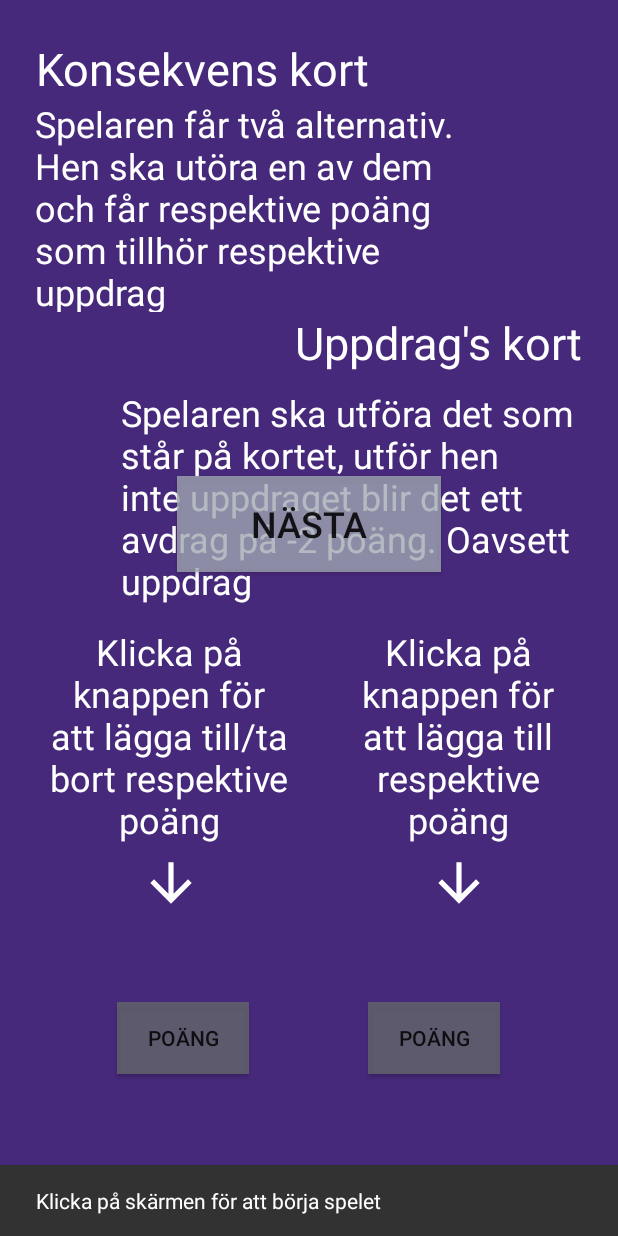
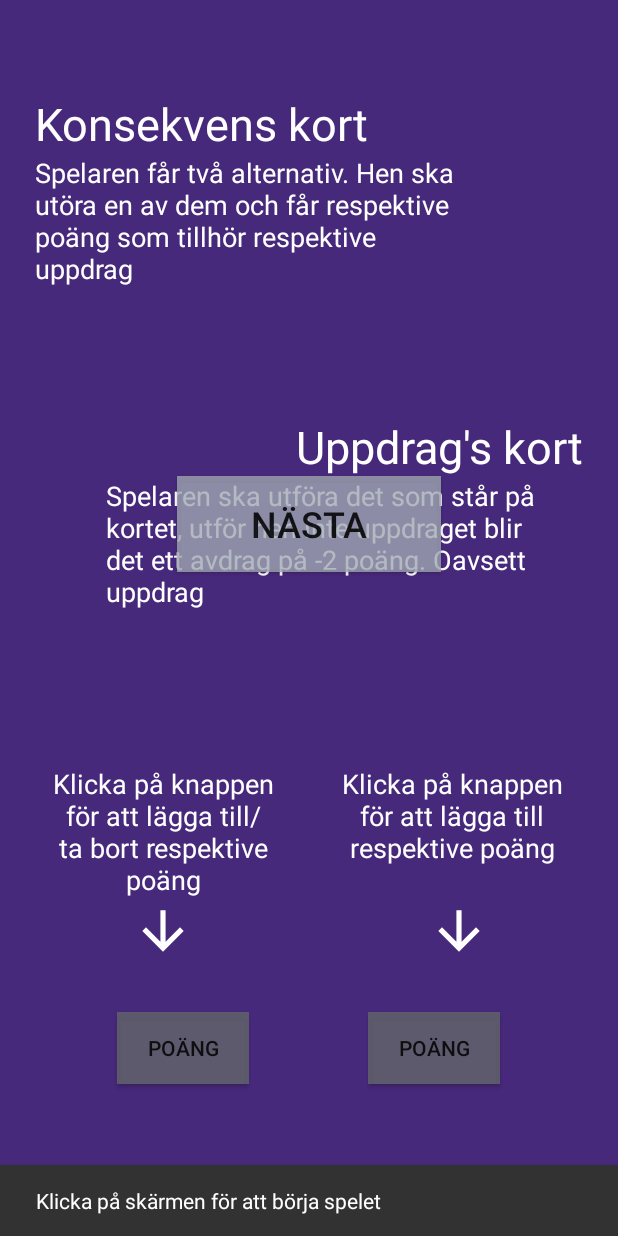
Before and after one commit to Xloopez/Kalabalik, an Android app: the fragment GameFragment placed in its activity, on a phone screen of 412 x 824 dp. Run offline under Robolectric (Android 15) with nearby library versions, the phone set to English and light mode, and no system bars; 1 statement that could not run was skipped.

```diff
--- a/app/src/main/res/layout/fragment_game.xml
+++ b/app/src/main/res/layout/fragment_game.xml
@@ -11,12 +11,12 @@
 
     <TextView
         android:id="@+id/playerNameTurn"
-        android:layout_width="match_parent"
-        android:layout_height="33dp"
+        android:layout_width="412dp"
+        android:layout_height="54dp"
         android:layout_marginTop="100dp"
         android:text="text"
         android:textAlignment="center"
-        android:textSize="24sp"
+        android:textSize="36sp"
         app:layout_constraintEnd_toEndOf="parent"
         app:layout_constraintStart_toStartOf="parent"
         app:layout_constraintTop_toTopOf="parent" />
@@ -29,7 +29,6 @@
         android:gravity="center"
         android:textAlignment="center"
         android:textSize="20sp"
-        android:textStyle="bold"
         app:layout_constraintBottom_toBottomOf="parent"
         app:layout_constraintEnd_toEndOf="parent"
         app:layout_constraintStart_toStartOf="parent"
@@ -44,8 +43,7 @@
         android:background="@color/colorAccent"
         android:gravity="center"
         android:textAlignment="center"
-        android:textSize="20sp"
-        android:textStyle="bold"
+        android:textSize="24sp"
         app:layout_constraintBottom_toBottomOf="parent"
         app:layout_constraintEnd_toEndOf="parent"
         app:layout_constraintStart_toStartOf="parent"
--- a/app/src/main/res/layout/fragment_instruction.xml
+++ b/app/src/main/res/layout/fragment_instruction.xml
@@ -9,18 +9,18 @@
 
     <TextView
         android:id="@+id/rightButtonInstruction"
-        android:layout_width="149dp"
-        android:layout_height="150dp"
+        android:layout_width="157dp"
+        android:layout_height="90dp"
         android:layout_marginTop="10dp"
         android:layout_marginEnd="32dp"
         android:text="@string/right_button_instruction"
         android:textAlignment="center"
         android:textColor="#FFFFFF"
-        android:textSize="24sp"
+        android:textSize="18sp"
         app:layout_constraintBottom_toBottomOf="parent"
         app:layout_constraintEnd_toEndOf="parent"
         app:layout_constraintTop_toBottomOf="@+id/missionInstruction"
-        app:layout_constraintVertical_bias="0.0" />
+        app:layout_constraintVertical_bias="0.126" />
 
     <TextView
         android:id="@+id/consequenceInstruction"
@@ -28,13 +28,13 @@
         android:layout_height="142dp"
         android:text="@string/consequence_instruction"
         android:textColor="#FFFFFF"
-        android:textSize="24sp"
+        android:textSize="18sp"
         app:layout_constraintBottom_toBottomOf="parent"
         app:layout_constraintEnd_toEndOf="parent"
-        app:layout_constraintHorizontal_bias="0.201"
+        app:layout_constraintHorizontal_bias="0.2"
         app:layout_constraintStart_toStartOf="parent"
         app:layout_constraintTop_toTopOf="parent"
-        app:layout_constraintVertical_bias="0.097" />
+        app:layout_constraintVertical_bias="0.151" />
 
     <TextView
         android:id="@+id/consequenceTitle"
@@ -45,7 +45,7 @@
         android:textSize="30sp"
         app:layout_constraintBottom_toTopOf="@+id/consequenceInstruction"
         app:layout_constraintEnd_toEndOf="parent"
-        app:layout_constraintHorizontal_bias="0.127"
+        app:layout_constraintHorizontal_bias="0.122"
         app:layout_constraintStart_toStartOf="parent"
         app:layout_constraintTop_toTopOf="parent"
         app:layout_constraintVertical_bias="1.0"
@@ -57,13 +57,13 @@
         android:layout_height="149dp"
         android:text="@string/mission_instruction"
         android:textColor="#FFFFFF"
-        android:textSize="24sp"
+        android:textSize="18sp"
         app:layout_constraintBottom_toBottomOf="parent"
         app:layout_constraintEnd_toEndOf="parent"
-        app:layout_constraintHorizontal_bias="0.784"
+        app:layout_constraintHorizontal_bias="0.686"
         app:layout_constraintStart_toStartOf="parent"
         app:layout_constraintTop_toBottomOf="@+id/consequenceInstruction"
-        app:layout_constraintVertical_bias="0.108"
+        app:layout_constraintVertical_bias="0.17"
         tools:text="@string/mission_instruction" />
 
     <TextView
@@ -75,28 +75,28 @@
         android:textSize="30sp"
         app:layout_constraintBottom_toTopOf="@+id/missionInstruction"
         app:layout_constraintEnd_toEndOf="parent"
-        app:layout_constraintHorizontal_bias="0.894"
+        app:layout_constraintHorizontal_bias="0.898"
         app:layout_constraintStart_toStartOf="parent"
         app:layout_constraintTop_toBottomOf="@+id/consequenceInstruction"
-        app:layout_constraintVertical_bias="0.0"
+        app:layout_constraintVertical_bias="1.0"
         tools:text="@string/mission_title" />
 
     <TextView
         android:id="@+id/leftButtonInstruction"
-        android:layout_width="166dp"
-        android:layout_height="150dp"
+        android:layout_width="157dp"
+        android:layout_height="90dp"
         android:layout_marginStart="30dp"
         android:layout_marginTop="10dp"
         android:text="@string/left_button_instruction"
         android:textAlignment="center"
         android:textColor="#FFFFFF"
-        android:textSize="24sp"
+        android:textSize="18sp"
         app:layout_constraintBottom_toBottomOf="parent"
         app:layout_constraintEnd_toStartOf="@+id/rightButtonInstruction"
         app:layout_constraintHorizontal_bias="0.0"
         app:layout_constraintStart_toStartOf="parent"
         app:layout_constraintTop_toBottomOf="@+id/missionInstruction"
-        app:layout_constraintVertical_bias="0.0" />
+        app:layout_constraintVertical_bias="0.126" />
 
     <ImageView
         android:id="@+id/buttonArrowLeft"
@@ -105,7 +105,7 @@
         android:src="@drawable/ic_baseline_arrow_downward_24"
         app:layout_constraintBottom_toBottomOf="parent"
         app:layout_constraintEnd_toEndOf="parent"
-        app:layout_constraintHorizontal_bias="0.251"
+        app:layout_constraintHorizontal_bias="0.237"
         app:layout_constraintStart_toStartOf="parent"
         app:layout_constraintTop_toBottomOf="@+id/leftButtonInstruction"
         app:layout_constraintVertical_bias="0.0" />
```
Also changed, not shown: app/src/main/java/com/example/kalabalik/GameFragment.kt (+16 -3 lines), app/src/main/java/com/example/kalabalik/HighScoreActivity.kt (+16 -15 lines), app/src/main/java/com/example/kalabalik/PlayerFragment.kt (+17 -6 lines), app/src/main/res/layout/activity_high_score.xml (+5 -14 lines), app/src/main/res/layout/high_score_list_item.xml (+10 -3 lines).
